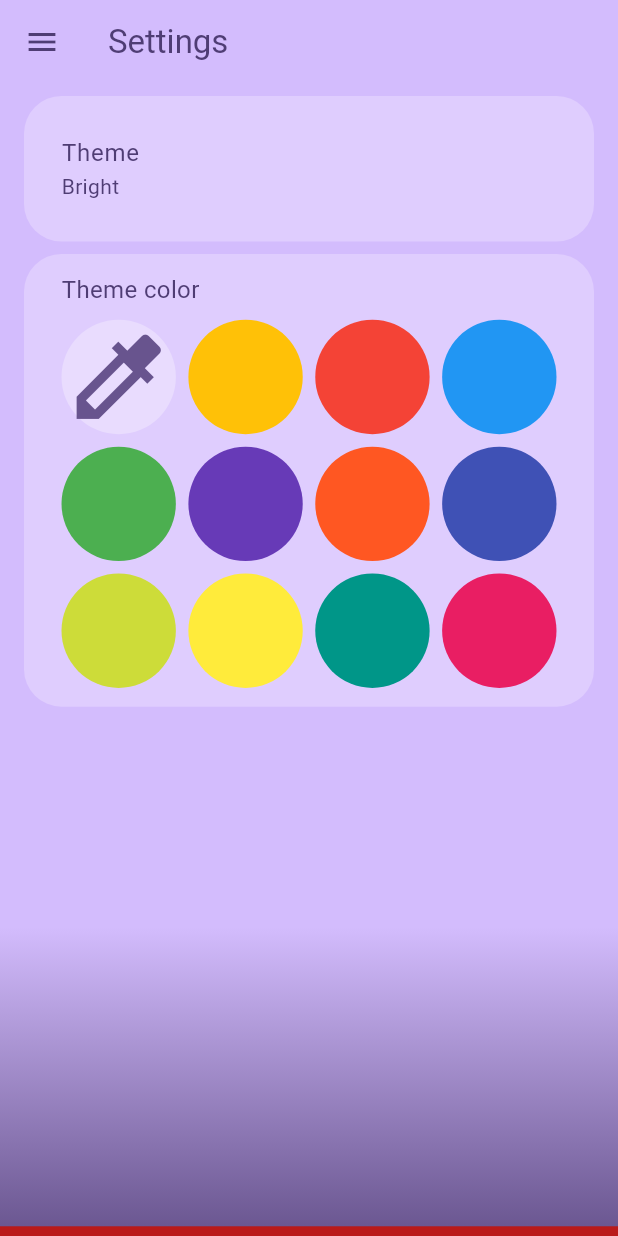
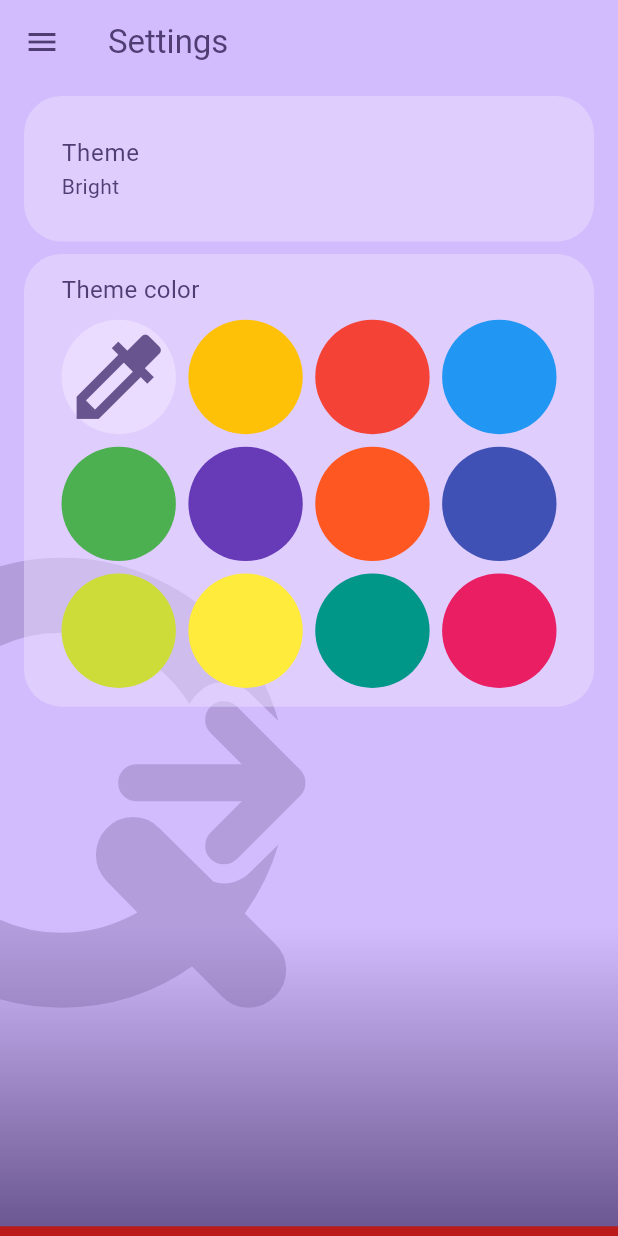
Before and after one commit to marek-musial/random_quote_app, a Flutter app: the SettingsPage screen opened by its route, on a phone screen of 412 x 824 dp. Run offline on Flutter 3.47's test engine with Material 3 defaults, Android fonts, the phone set to English and light mode, and no system bars; our stand-ins replace dio, flutter_bloc, font_awesome_flutter, freezed_annotation, get_it, hydrated_bloc and 4 more; missing offline and left inert: gal; network calls fail.

Commit message:
Add background icon widget to the page
Wrapped the Scaffold in a Stack and added the background icon widget
under it.
Created private variable of border radius
for all of the color buttons to share.

```diff
--- a/lib/features/settings/settings_page.dart
+++ b/lib/features/settings/settings_page.dart
@@ -2,9 +2,12 @@ import 'package:flutter/material.dart';
 import 'package:flutter_bloc/flutter_bloc.dart';
 import 'package:random_quote_app/core/injection_container.dart';
 import 'package:random_quote_app/core/screen_sizes.dart';
+import 'package:random_quote_app/core/theme/widgets/background_icon_widget.dart';
 import 'package:random_quote_app/features/root/cubit/root_cubit.dart';
 import 'package:random_quote_app/features/widgets/navigation_drawer.dart';
 import 'package:random_quote_app/core/theme/list_tile_style.dart' as tile;
+
+final BorderRadius _borderRadius = BorderRadius.circular(screenWidth / 10);
 
 class SettingsPage extends StatelessWidget {
   const SettingsPage({super.key, required this.title});
@@ -26,7 +29,10 @@ class SettingsPage extends StatelessWidget {
           stops: const [.75, 1],
         ),
       ),
-      child: Scaffold(
+      child: Stack(
+        children: [
+          const BackgroundIcon(),
+          Scaffold(
             backgroundColor: Colors.transparent,
             appBar: MediaQuery.of(context).orientation == Orientation.portrait
                 ? AppBar(
@@ -97,10 +103,11 @@ class SettingsPage extends StatelessWidget {
                                   height: screenHeight / 96,
                                 ),
                                 GridView.count(
-                              crossAxisCount: 4,
+                                  crossAxisCount: MediaQuery.of(context).orientation == Orientation.portrait ? 4 : 7,
                                   mainAxisSpacing: screenHeight / 96,
                                   crossAxisSpacing: screenHeight / 96,
                                   shrinkWrap: true,
+                                  physics: const NeverScrollableScrollPhysics(),
                                   children: [
                                     Material(
                                       color: Colors.transparent,
@@ -108,7 +115,7 @@ class SettingsPage extends StatelessWidget {
                                         onTap: () {
                                           BlocProvider.of<RootCubit>(context).setThemeColor(null);
                                         },
-                                    borderRadius: BorderRadius.circular(screenWidth / 10),
+                                        borderRadius: _borderRadius,
                                         child: Container(
                                           decoration: BoxDecoration(
                                             shape: BoxShape.circle,
@@ -168,6 +175,8 @@ class SettingsPage extends StatelessWidget {
               ],
             ),
           ),
+        ],
+      ),
     );
   }
 }
@@ -186,9 +195,9 @@ class ColorButton extends StatelessWidget {
       },
       child: Material(
         color: color,
-        borderRadius: BorderRadius.circular(screenWidth / 10),
+        borderRadius: _borderRadius,
         child: InkWell(
-          borderRadius: BorderRadius.circular(screenWidth / 10),
+          borderRadius: _borderRadius,
           onTap: () {
             BlocProvider.of<RootCubit>(context).setThemeColor(color);
           },
```
Lines whose indentation alone changed are shown as unchanged.
